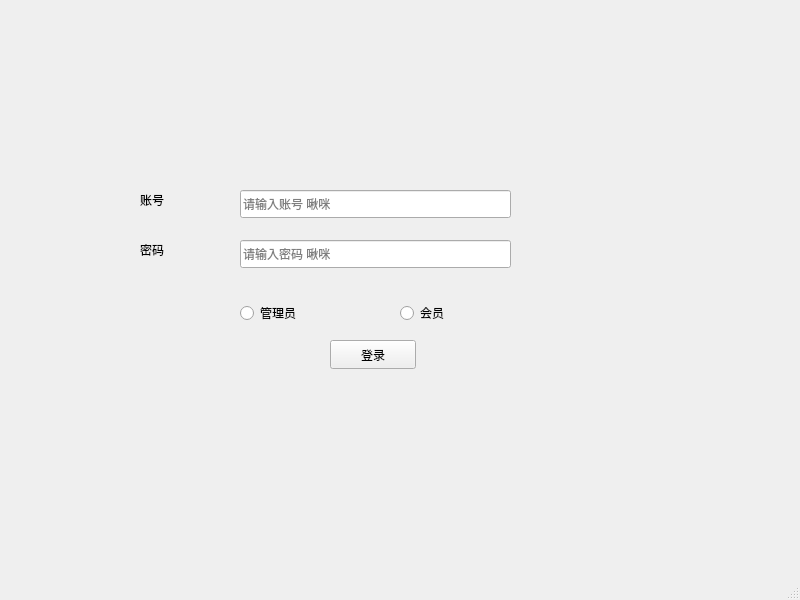
First picture: the form in mainwindow.ui, repository SparklingPumpkin/DB_test_1, before the edit.
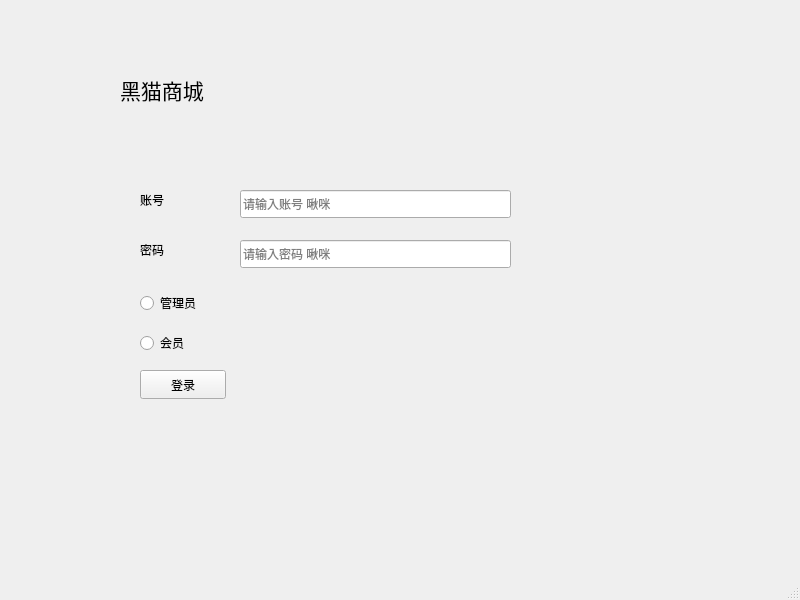
Second picture: the form after the edit. Icons and pictures are not drawn.

Patch:
```diff
--- a/mainwindow.ui
+++ b/mainwindow.ui
@@ -17,8 +17,8 @@
    <widget class="QPushButton" name="pushButton">
     <property name="geometry">
      <rect>
-      <x>330</x>
-      <y>340</y>
+      <x>140</x>
+      <y>370</y>
       <width>86</width>
       <height>29</height>
      </rect>
@@ -30,8 +30,8 @@
    <widget class="QRadioButton" name="radioButton">
     <property name="geometry">
      <rect>
-      <x>240</x>
-      <y>300</y>
+      <x>140</x>
+      <y>290</y>
       <width>112</width>
       <height>26</height>
      </rect>
@@ -43,8 +43,8 @@
    <widget class="QRadioButton" name="radioButton_2">
     <property name="geometry">
      <rect>
-      <x>400</x>
-      <y>300</y>
+      <x>140</x>
+      <y>330</y>
       <width>112</width>
       <height>26</height>
      </rect>
@@ -105,6 +105,44 @@
      <string>密码</string>
     </property>
    </widget>
+   <widget class="QLabel" name="label_3">
+    <property name="geometry">
+     <rect>
+      <x>120</x>
+      <y>60</y>
+      <width>151</width>
+      <height>61</height>
+     </rect>
+    </property>
+    <property name="text">
+     <string>&lt;html&gt;&lt;head/&gt;&lt;body&gt;&lt;p&gt;&lt;span style=&quot; font-size:16pt;&quot;&gt;黑猫商城&lt;/span&gt;&lt;/p&gt;&lt;/body&gt;&lt;/html&gt;</string>
+    </property>
+   </widget>
+   <widget class="QLabel" name="label_4">
+    <property name="geometry">
+     <rect>
+      <x>370</x>
+      <y>20</y>
+      <width>431</width>
+      <height>621</height>
+     </rect>
+    </property>
+    <property name="styleSheet">
+     <string notr="true">border-image: url(:/new/prefix1/Resourses/test.png);</string>
+    </property>
+    <property name="text">
+     <string/>
+    </property>
+   </widget>
+   <zorder>label_4</zorder>
+   <zorder>pushButton</zorder>
+   <zorder>radioButton</zorder>
+   <zorder>radioButton_2</zorder>
+   <zorder>InputNumber</zorder>
+   <zorder>InputPassword</zorder>
+   <zorder>label</zorder>
+   <zorder>label_2</zorder>
+   <zorder>label_3</zorder>
   </widget>
   <widget class="QMenuBar" name="menubar">
    <property name="geometry">
```
Left out of the diff: 7 changed lines with no effect on the pictures.
